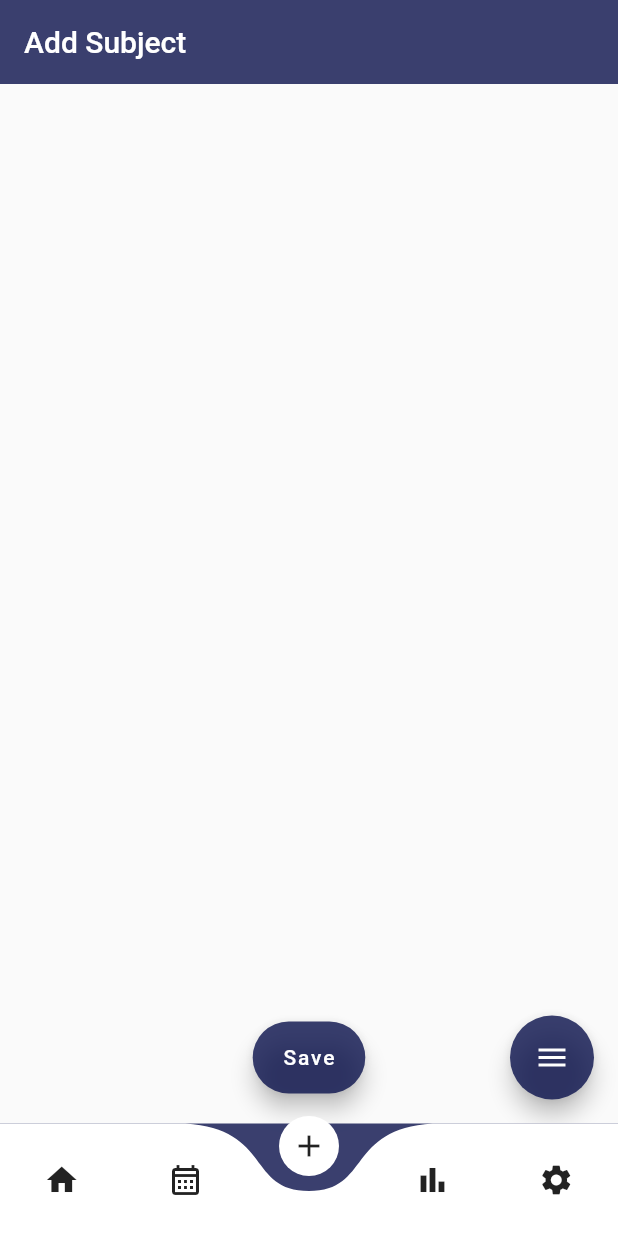
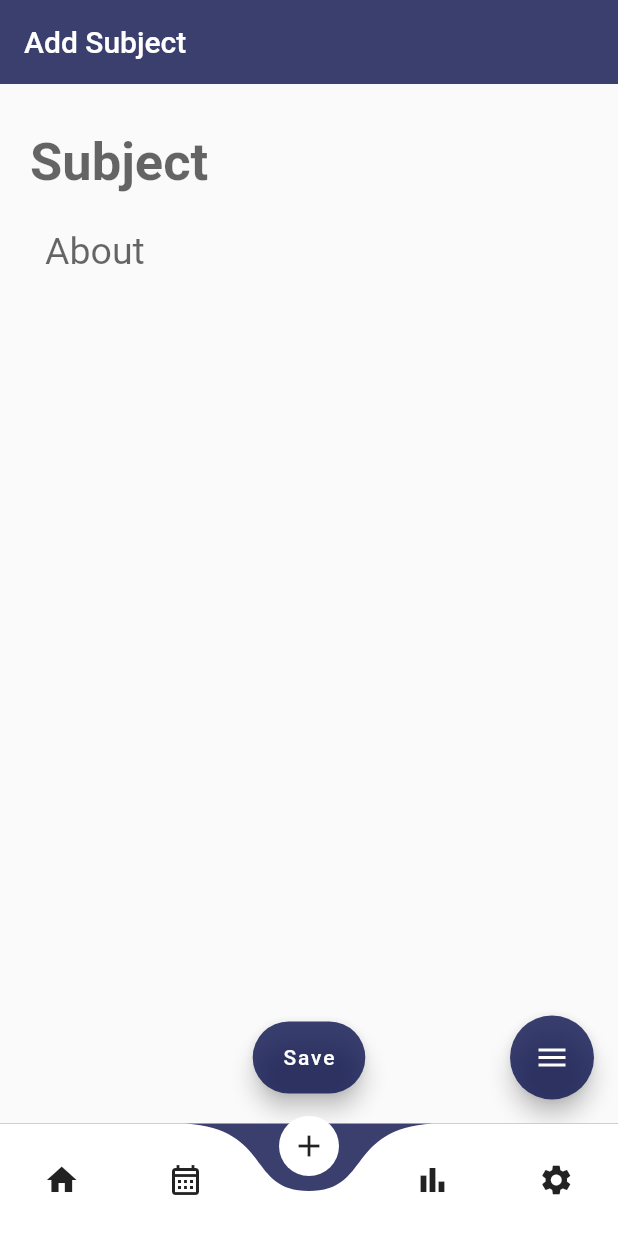
Before and after one commit to Rahma-kp/studentnotes, a Flutter app: the screen it shows after launch, item 3 of the bottom bar chosen, on a phone screen of 412 x 824 dp. Run offline on Flutter 3.47's test engine with Material 2 defaults, Android fonts, the phone set to English and light mode, and no system bars; drawn by our look-alikes of curved_navigation_bar, flutter_speed_dial; missing offline and left inert: flutter_timetable.

Commit message:
forth  commit

```diff
--- a/lib/screens/add_screen.dart
+++ b/lib/screens/add_screen.dart
@@ -1,6 +1,6 @@
 import 'package:flutter/material.dart';
 import 'package:flutter_speed_dial/flutter_speed_dial.dart';
-
+import 'package:studentnot/screens/home_screen.dart';
 
 class add_screen extends StatelessWidget {
   const add_screen({super.key});
@@ -10,30 +10,71 @@ class add_screen extends StatelessWidget {
     return SafeArea(
       child: Scaffold(
         appBar: AppBar(
-          backgroundColor: Color.fromARGB(207, 13, 20, 78),
-          title: Text("Add Subject"),
-          elevation: 0,),
-          floatingActionButton: SpeedDial(animatedIcon: AnimatedIcons.menu_arrow,backgroundColor:  Color.fromARGB(207, 13, 20, 78),
+          backgroundColor: const Color.fromARGB(207, 13, 20, 78),
+          title: const Text("Add Subject"),
+          elevation: 0,
+        ),
+        floatingActionButton: SpeedDial(
+          animatedIcon: AnimatedIcons.menu_arrow,
+          backgroundColor: const Color.fromARGB(207, 13, 20, 78),
           children: [
-            SpeedDialChild(child: Icon(Icons.add_a_photo_outlined,color: Colors.white),backgroundColor: Color.fromARGB(207, 13, 20, 78), ),
-            SpeedDialChild(child: Icon(Icons.picture_as_pdf,color: Colors.white,),backgroundColor:Color.fromARGB(207, 13, 20, 78),)
-          ],),
-
+            SpeedDialChild(
+              child:
+                  const Icon(Icons.add_a_photo_outlined, color: Colors.white),
+              backgroundColor: const Color.fromARGB(207, 13, 20, 78),
+            ),
+            SpeedDialChild(
+              child: const Icon(
+                Icons.picture_as_pdf,
+                color: Colors.white,
+              ),
+              backgroundColor: const Color.fromARGB(207, 13, 20, 78),
+            )
+          ],
+        ),
         body: Center(
           child: Column(children: [
-              Expanded(child:
-              Column(
+            const Expanded(
+                child: SingleChildScrollView(
+                  child: Column(
                               children: [
-
+                  Padding(
+                    padding: EdgeInsets.only(top: 20, left: 20),
+                    child: TextField(
+                      decoration: InputDecoration(
+                          hintText: "Subject",
+                          hintStyle: TextStyle(fontSize: 35,fontWeight: FontWeight.bold),
+                          border:
+                              UnderlineInputBorder(borderSide: BorderSide.none)),
+                      style: TextStyle(fontSize: 35, color: Color.fromARGB(255, 99, 96, 96),fontWeight: FontWeight.bold),
+                    ),
+                  ),
+                  Padding(
+                    padding: EdgeInsets.only(left: 30, right: 20),
+                    child: TextField(keyboardType: TextInputType.multiline,
+                    maxLines: null,
+                        style: TextStyle(fontSize:25,color:Color.fromARGB(255, 99, 96, 96) ),
+                        decoration: InputDecoration(
+                            hintText: "About",
+                            border: UnderlineInputBorder(
+                                borderSide: BorderSide.none))),
+                  )
                               ],
+                            ),
                 )),
             Padding(
-                padding: const EdgeInsets.only(bottom:20),
-                child: FloatingActionButton.extended(backgroundColor:Color.fromARGB(207, 13, 20, 78), onPressed: (){}, label:Text("Save")),
+              padding: const EdgeInsets.only(bottom: 20),
+              child: FloatingActionButton.extended(
+                  backgroundColor: const Color.fromARGB(207, 13, 20, 78),
+                  onPressed: () {
+                    Navigator.of(context).push(MaterialPageRoute(
+                      builder: (context) => home_screen(),
+                    ));
+                  },
+                  label: const Text("Save")),
             )
           ]),
         ),
-
       ),
     );
   }
--- a/lib/screens/time_table.dart
+++ b/lib/screens/time_table.dart
@@ -1,4 +1,5 @@
 import 'package:flutter/material.dart';
+import 'package:flutter_timetable/flutter_timetable.dart';
 
 class time_table extends StatelessWidget {
   const time_table({super.key});
@@ -11,6 +12,7 @@ class time_table extends StatelessWidget {
         title: const Text("Time-table"),),
         floatingActionButton: FloatingActionButton(onPressed: (){},
         child: const Icon(Icons.edit),backgroundColor:  const Color.fromARGB(207, 13, 20, 78),),
+        body:Timetable(items: [ ]),
       ),
     );
   }
--- a/pubspec.yaml
+++ b/pubspec.yaml
@@ -33,6 +33,7 @@ dependencies:
   flutter:
     sdk: flutter
   flutter_speed_dial: ^7.0.0
+  flutter_timetable: ^1.1.3
 
 dev_dependencies:
   flutter_lints: ^2.0.0
```
Also changed, not shown: pubspec.lock. Lines whose indentation alone changed are shown as unchanged.
